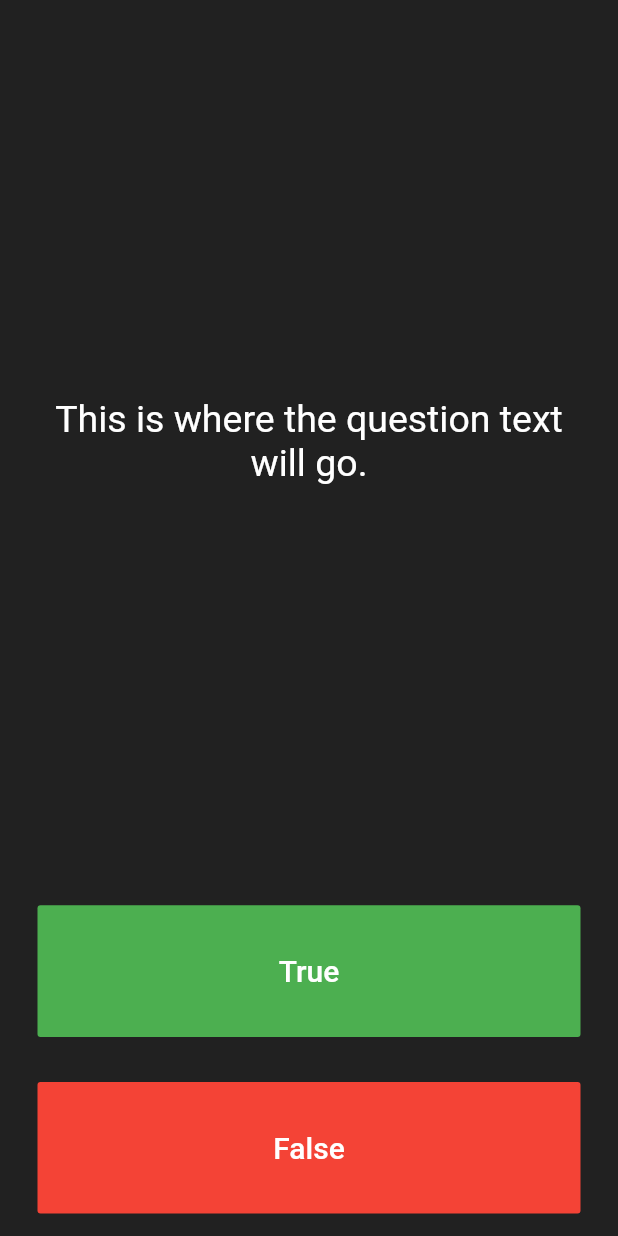
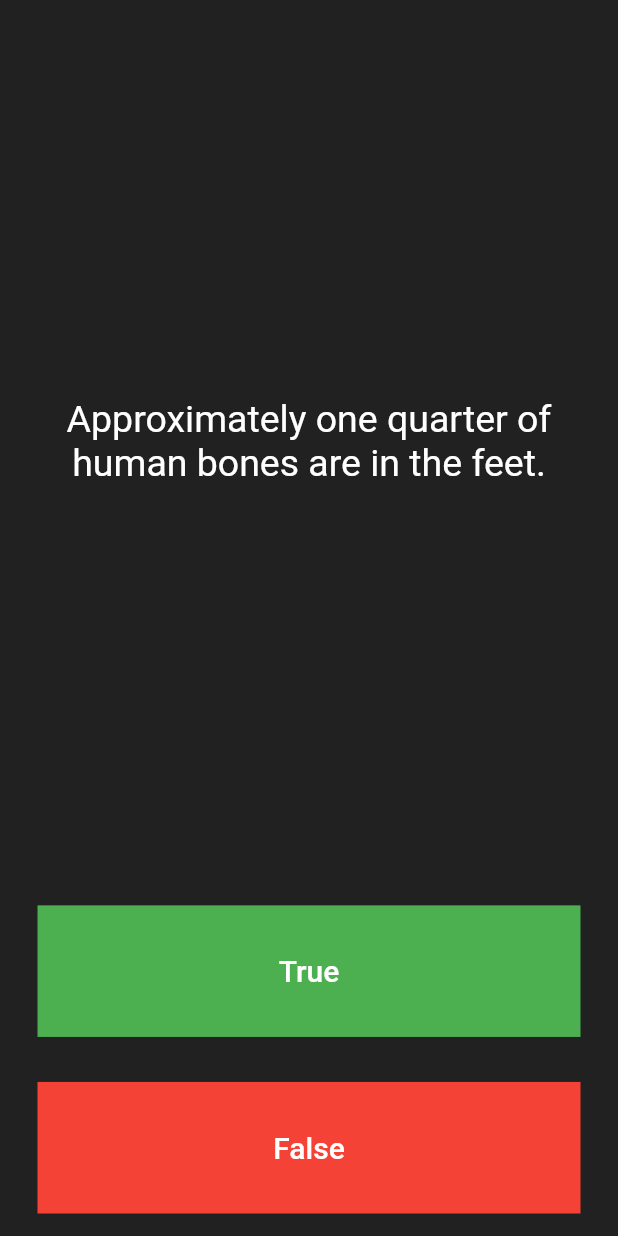
Before and after one commit to daksh1069/quizzler_flutter, a Flutter app: the screen it shows after launch, after a tap on "True", on a phone screen of 412 x 824 dp. Run offline on Flutter 3.47's test engine with Material 2 defaults, Android fonts, the phone set to English and light mode, and no system bars.

Commit message:
initial commit

```diff
--- a/lib/main.dart
+++ b/lib/main.dart
@@ -27,6 +27,14 @@ class QuizPage extends StatefulWidget {
 }
 
 class _QuizPageState extends State<QuizPage> {
+  List<Icon> scoreKeeper = [];
+  List<String> questions = [
+    'You can lead a cow down stairs but not up stairs.',
+    'Approximately one quarter of human bones are in the feet.',
+    'A slug\'s blood is green.'
+  ];
+  List<bool> answers = [false, true, true];
+  int questionNumber = 0;
   @override
   Widget build(BuildContext context) {
     return Column(
@@ -39,7 +47,7 @@ class _QuizPageState extends State<QuizPage> {
             padding: EdgeInsets.all(10.0),
             child: Center(
               child: Text(
-                'This is where the question text will go.',
+                questions[questionNumber],
                 textAlign: TextAlign.center,
                 style: TextStyle(
                   fontSize: 25.0,
@@ -52,9 +60,9 @@ class _QuizPageState extends State<QuizPage> {
         Expanded(
           child: Padding(
             padding: EdgeInsets.all(15.0),
-            child: FlatButton(
-              textColor: Colors.white,
+            child: Container(
               color: Colors.green,
+              child: TextButton(
                 child: Text(
                   'True',
                   style: TextStyle(
@@ -63,30 +71,53 @@ class _QuizPageState extends State<QuizPage> {
                   ),
                 ),
                 onPressed: () {
+                  bool correctAnswer = answers[questionNumber];
+                  if (correctAnswer == true) {
+                    print('user got it right');
+                  } else {
+                    print('user got it wrong');
+                  }
+                  setState(() {
+                    questionNumber++;
+                  });
                   //The user picked true.
                 },
+              ),
             ),
           ),
         ),
         Expanded(
           child: Padding(
             padding: EdgeInsets.all(15.0),
-            child: FlatButton(
+            child: Container(
               color: Colors.red,
+              child: TextButton(
                 child: Text(
                   'False',
                   style: TextStyle(
+                    color: Colors.white,
                     fontSize: 20.0,
-                  color: Colors.white,
                   ),
                 ),
                 onPressed: () {
-                //The user picked false.
+                  bool correctAnswer = answers[questionNumber];
+                  if (correctAnswer == false) {
+                    print('user got it right');
+                  } else {
+                    print('user got it wrong');
+                  }
+                  setState(() {
+                    questionNumber++;
+                  });
+                  //The user picked true.
                 },
               ),
             ),
           ),
-        //TODO: Add a Row here as your score keeper
+        ),
+        Row(
+          children: scoreKeeper,
+        )
       ],
     );
   }
@@ -97,3 +128,33 @@ question1: 'You can lead a cow down stairs but not up stairs.', false,
 question2: 'Approximately one quarter of human bones are in the feet.', true,
 question3: 'A slug\'s blood is green.', true,
 */
+
+/*
+Icon(
+Icons.check,
+color: Colors.green,
+),
+Icon(
+Icons.close,
+color: Colors.red,
+),
+
+setState(() {
+scoreKeeper.add(
+Icon(
+Icons.check,
+color: Colors.green,
+),
+);
+});
+
+setState(() {
+scoreKeeper.add(
+Icon(
+Icons.close,
+color: Colors.red,
+),
+);
+});
+
+ */
```
Lines whose indentation alone changed are shown as unchanged.
